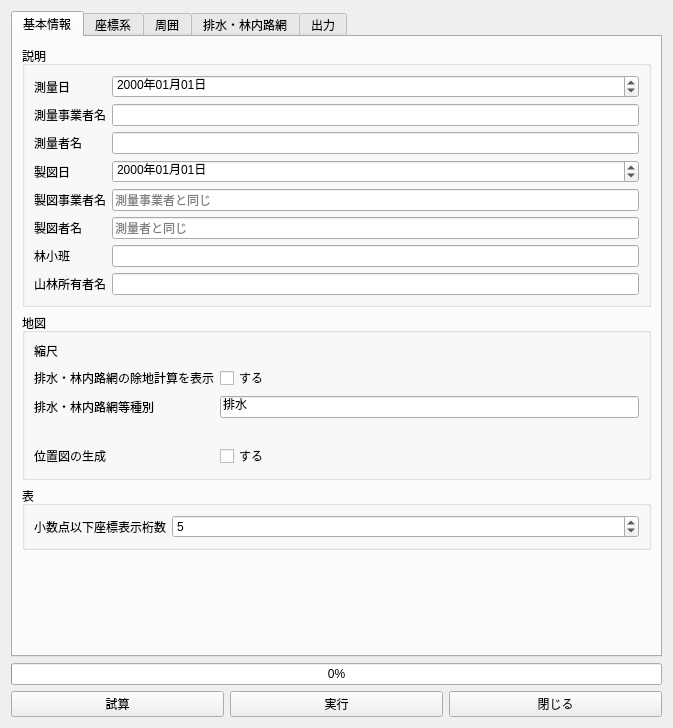
Old version of the form main_dialog.ui in the repository CleanDiesel/RingyoZumenMaker.
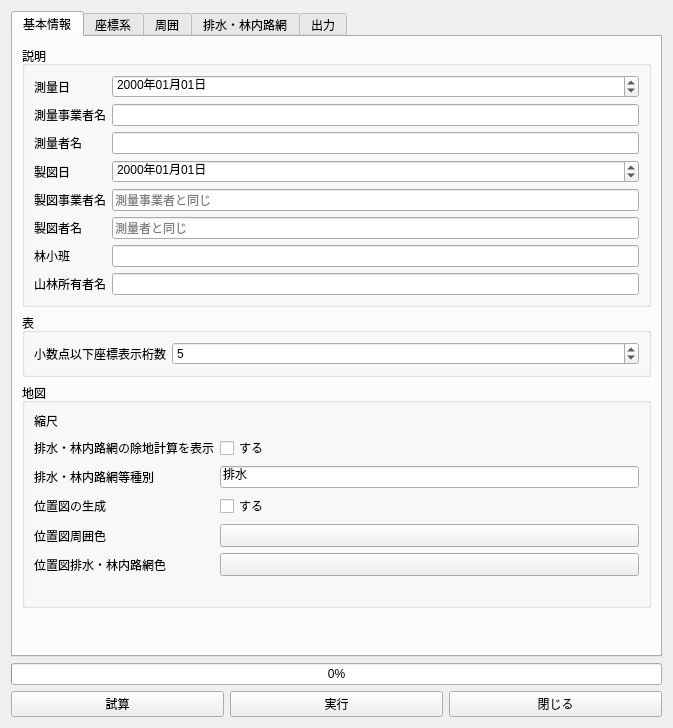
New version of the form. Custom widgets are drawn as their Qt base class.

```diff
--- a/main_dialog.ui
+++ b/main_dialog.ui
@@ -151,6 +151,35 @@
          </layout>
         </widget>
        </item>
+       <item>
+        <widget class="QGroupBox" name="groupBox_7">
+         <property name="enabled">
+          <bool>true</bool>
+         </property>
+         <property name="title">
+          <string>表</string>
+         </property>
+         <layout class="QFormLayout" name="formLayout_5">
+          <item row="0" column="0">
+           <widget class="QLabel" name="Label">
+            <property name="text">
+             <string>小数点以下座標表示桁数</string>
+            </property>
+           </widget>
+          </item>
+          <item row="0" column="1">
+           <widget class="QSpinBox" name="ketasu">
+            <property name="maximum">
+             <number>9</number>
+            </property>
+            <property name="value">
+             <number>5</number>
+            </property>
+           </widget>
+          </item>
+         </layout>
+        </widget>
+       </item>
        <item>
         <widget class="QGroupBox" name="groupBox_6">
          <property name="title">
@@ -202,53 +231,58 @@
             </property>
            </widget>
           </item>
-          <item row="5" column="0">
-           <widget class="QLabel" name="qgisLabel">
-            <property name="text">
-             <string/>
-            </property>
-           </widget>
-          </item>
-          <item row="7" column="1">
-           <widget class="QCheckBox" name="isIchizu">
-            <property name="text">
-             <string>する</string>
-            </property>
-           </widget>
-          </item>
-          <item row="7" column="0">
+          <item row="8" column="0">
            <widget class="QLabel" name="label_9">
             <property name="text">
              <string>位置図の生成</string>
             </property>
            </widget>
           </item>
-         </layout>
-        </widget>
-       </item>
-       <item>
-        <widget class="QGroupBox" name="groupBox_7">
-         <property name="enabled">
-          <bool>true</bool>
-         </property>
-         <property name="title">
-          <string>表</string>
-         </property>
-         <layout class="QFormLayout" name="formLayout_5">
-          <item row="0" column="0">
-           <widget class="QLabel" name="Label">
+          <item row="8" column="1">
+           <widget class="QCheckBox" name="isIchizu">
             <property name="text">
-             <string>小数点以下座標表示桁数</string>
+             <string>する</string>
             </property>
            </widget>
           </item>
-          <item row="0" column="1">
-           <widget class="QSpinBox" name="ketasu">
-            <property name="maximum">
-             <number>9</number>
+          <item row="12" column="0">
+           <widget class="QLabel" name="qgisLabel">
+            <property name="text">
+             <string/>
             </property>
-            <property name="value">
-             <number>5</number>
+           </widget>
+          </item>
+          <item row="10" column="0">
+           <widget class="QLabel" name="label_14">
+            <property name="text">
+             <string>位置図排水・林内路網色</string>
+            </property>
+           </widget>
+          </item>
+          <item row="10" column="1">
+           <widget class="QgsColorButton" name="haisui_color">
+            <property name="sizePolicy">
+             <sizepolicy hsizetype="Expanding" vsizetype="Fixed">
+              <horstretch>0</horstretch>
+              <verstretch>0</verstretch>
+             </sizepolicy>
+            </property>
+           </widget>
+          </item>
+          <item row="9" column="0">
+           <widget class="QLabel" name="label_16">
+            <property name="text">
+             <string>位置図周囲色</string>
+            </property>
+           </widget>
+          </item>
+          <item row="9" column="1">
+           <widget class="QgsColorButton" name="shui_color">
+            <property name="sizePolicy">
+             <sizepolicy hsizetype="Expanding" vsizetype="Fixed">
+              <horstretch>0</horstretch>
+              <verstretch>0</verstretch>
+             </sizepolicy>
             </property>
            </widget>
           </item>
@@ -701,6 +735,11 @@
   </layout>
  </widget>
  <customwidgets>
+  <customwidget>
+   <class>QgsColorButton</class>
+   <extends>QToolButton</extends>
+   <header>qgscolorbutton.h</header>
+  </customwidget>
   <customwidget>
    <class>QgsFieldExpressionWidget</class>
    <extends>QWidget</extends>
```
Left out of the diff: 8 changed lines with no effect on the pictures.
